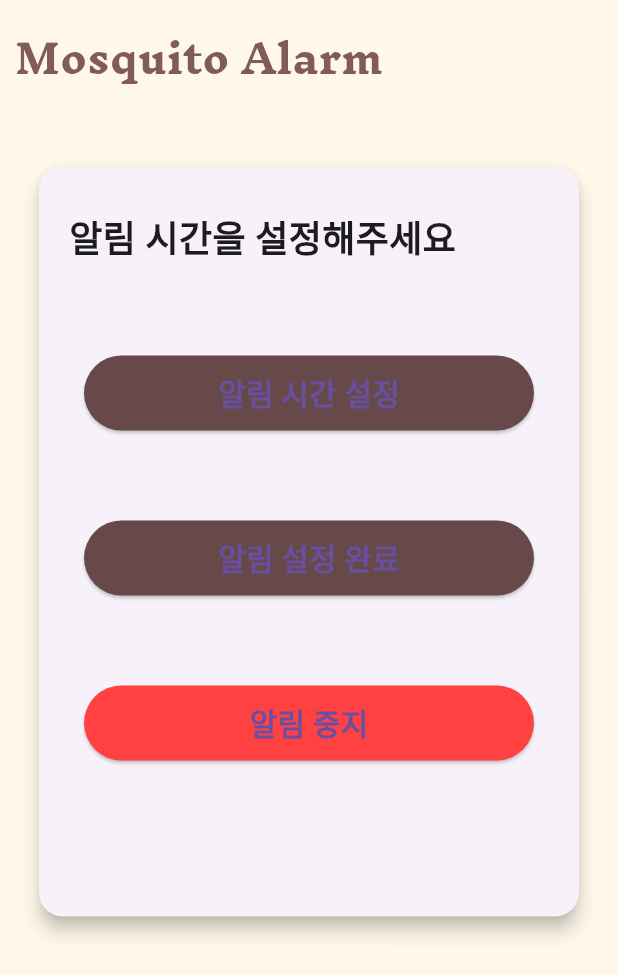
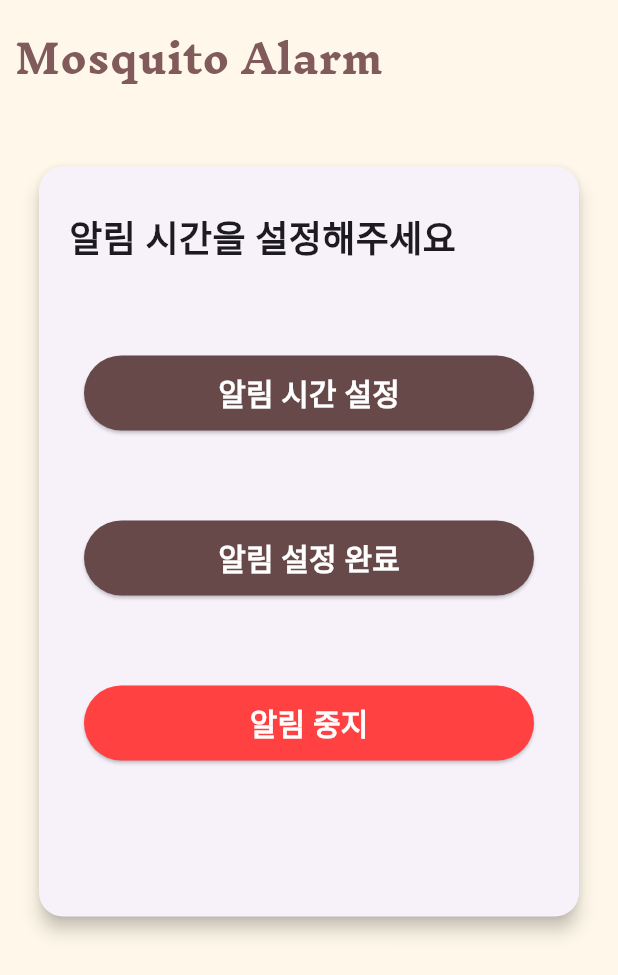
Before and after one commit to lsg1024/mosquito-project, a Flutter app: the user_Page screen opened directly, on a phone screen of 412 x 824 dp. Shown: the top 975 px of the screen. Run offline on Flutter 3.47's test engine with Material 3 defaults, Android fonts, the phone set to English and light mode, and no system bars; our stand-ins replace cloud_firestore, firebase_core, firebase_messaging; accounts and stored records are empty.

Commit message:
style: 글자 색상 변경
-> white

```diff
--- a/lib/user_Page.dart
+++ b/lib/user_Page.dart
@@ -160,7 +160,8 @@ class _user_Page extends State<user_Page> {
                                             "알림 시간 설정",
                                             style: TextStyle(
                                                 fontSize: 20,
-                                                fontWeight: FontWeight.bold),
+                                                fontWeight: FontWeight.bold,
+                                                color: Colors.white),
                                           ),
                                         ))),
                                 Padding(
@@ -180,7 +181,8 @@ class _user_Page extends State<user_Page> {
                                             "알림 설정 완료",
                                             style: TextStyle(
                                                 fontSize: 20,
-                                                fontWeight: FontWeight.bold),
+                                                fontWeight: FontWeight.bold,
+                                                color: Colors.white),
                                           ),
                                         ))),
                                 Padding(
@@ -200,7 +202,8 @@ class _user_Page extends State<user_Page> {
                                             "알림 중지",
                                             style: TextStyle(
                                                 fontSize: 20,
-                                                fontWeight: FontWeight.bold),
+                                                fontWeight: FontWeight.bold,
+                                                color: Colors.white),
                                           ),
                                         ))),
                               ],
```
